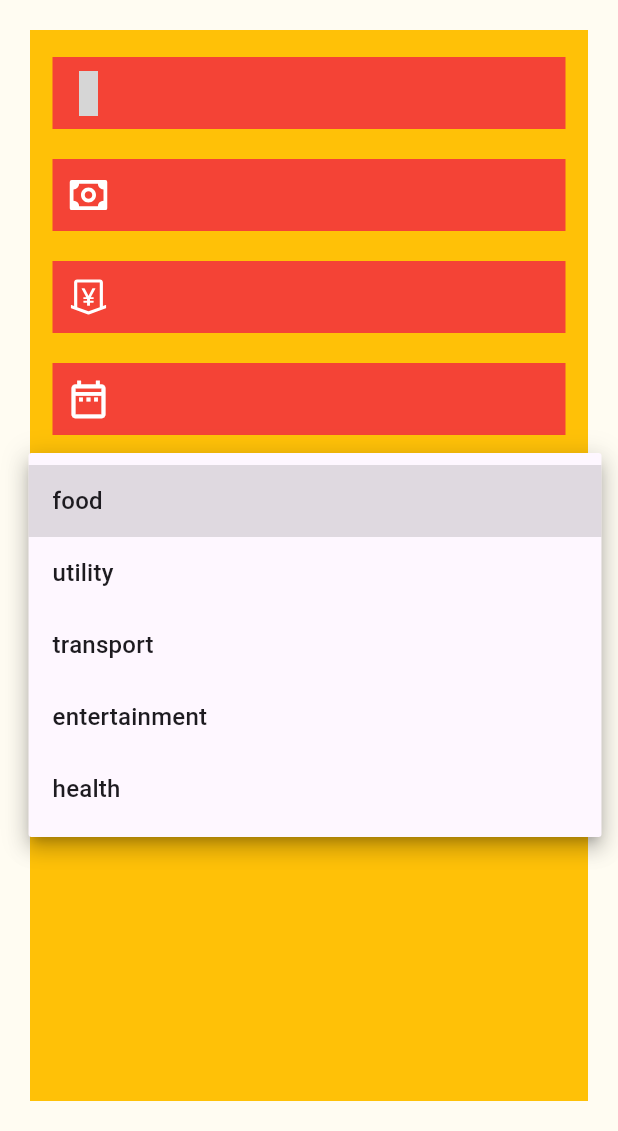
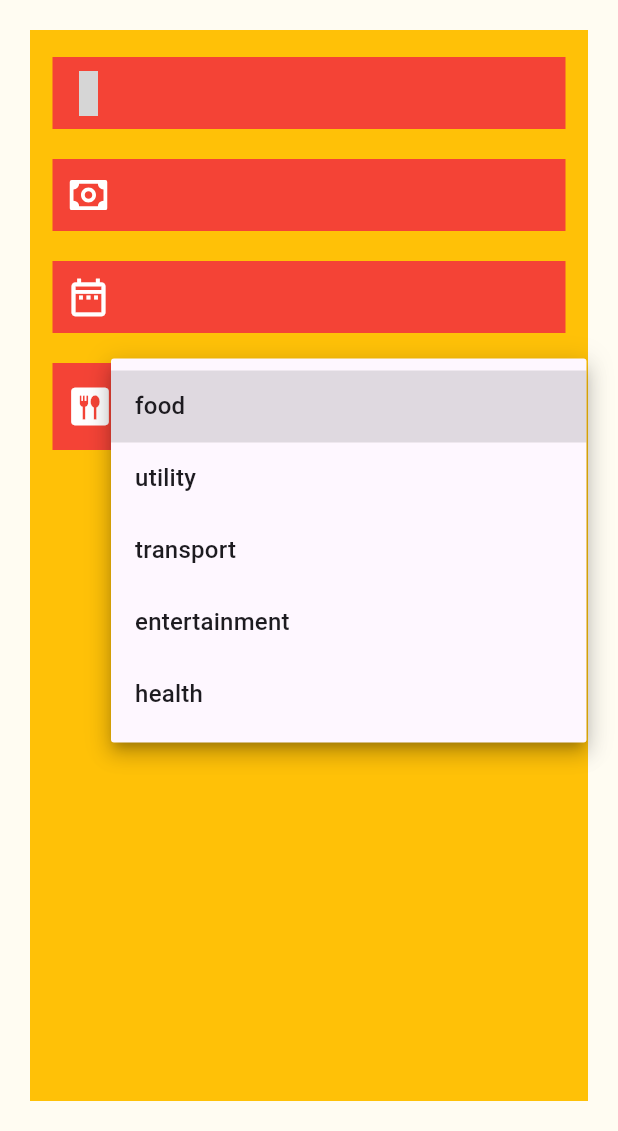
Before and after one commit to all-coder/expense.io, a Flutter app: the ExpenseAdd screen opened directly, after a tap on "food", on a phone screen of 412 x 824 dp, the part 105-1236 px from its top. Run offline on Flutter 3.47's test engine with Material 3 defaults, Android fonts, the phone set to English and light mode, and no system bars; our stand-ins replace google_fonts, icons_plus; grey boxes are pictures that could not be loaded.

Commit message:
changes were made

```diff
--- a/lib/screens/expense_add.dart
+++ b/lib/screens/expense_add.dart
@@ -5,6 +5,7 @@ import '../models/expense_model.dart';
 
 class ExpenseAdd extends StatefulWidget {
   const ExpenseAdd({super.key});
+
   @override
   State<StatefulWidget> createState() {
     return _ExpenseAddState();
@@ -34,9 +35,16 @@ class _ExpenseAddState extends State<ExpenseAdd> {
   final dateController = TextEditingController();
   final tagsList = tagIcons.keys.toList();
 
+  var currentChoiceOfTag;
+
+  @override
+  void initState() {
+    super.initState();
+    currentChoiceOfTag = tagsList[0];
+  }
+
   @override
   Widget build(BuildContext context) {
-    var currentChoiceOfTag = tagsList[0];
     return Scaffold(
       backgroundColor: const Color(0xfffffcf2),
       appBar: PreferredSize(
@@ -117,31 +125,31 @@ class _ExpenseAddState extends State<ExpenseAdd> {
                 height: 10,
               ),
 
-              //receiever of the payment
-              Container(
-                margin: const EdgeInsets.only(top: 10),
-                decoration: const BoxDecoration(
-                  color: Colors.red,
-                ),
-                child: TextFormField(
-                  style: GoogleFonts.jetBrainsMono(
-                    fontSize: 15,
-                    color: Colors.white,
-                  ),
-                  decoration: const InputDecoration(
-                    prefixIcon: Icon(
-                      AntDesign.money_collect_outline,
-                      color: Colors.white,
-                      size: 30,
-                    ),
-                    contentPadding: EdgeInsets.only(top: 12),
-                    border: InputBorder.none,
-                  ),
-                ),
-              ),
-              const SizedBox(
-                height: 10,
-              ),
+              //receiver of the payment
+              // Container(
+              //   margin: const EdgeInsets.only(top: 10),
+              //   decoration: const BoxDecoration(
+              //     color: Colors.red,
+              //   ),
+              //   child: TextFormField(
+              //     style: GoogleFonts.jetBrainsMono(
+              //       fontSize: 15,
+              //       color: Colors.white,
+              //     ),
+              //     decoration: const InputDecoration(
+              //       prefixIcon: Icon(
+              //         AntDesign.money_collect_outline,
+              //         color: Colors.white,
+              //         size: 30,
+              //       ),
+              //       contentPadding: EdgeInsets.only(top: 12),
+              //       border: InputBorder.none,
+              //     ),
+              //   ),
+              // ),
+              // const SizedBox(
+              //   height: 10,
+              // ),
 
               //date picker
               Container(
@@ -170,33 +178,43 @@ class _ExpenseAddState extends State<ExpenseAdd> {
                 ),
               ),
               const SizedBox(height: 10),
+
+              // dropdown with prefix icon
               Container(
                 margin: const EdgeInsets.only(top: 10),
                 decoration: const BoxDecoration(
                   color: Colors.red,
                 ),
-                child: DropdownButtonFormField(
-                  value: currentChoiceOfTag,
-                  decoration: InputDecoration(
-                    prefixIcon: Icon(
+                padding: const EdgeInsets.fromLTRB(10, 5, 10, 5),
+                child: Row(
+                  children: [
+                    Icon(
                       tagIcons[currentChoiceOfTag],
                       color: Colors.white,
                       size: 30,
                     ),
+                    const SizedBox(width: 15),
+                    Expanded(
+                      child: DropdownButtonFormField(
+                        value: currentChoiceOfTag,
+                        decoration: const InputDecoration(
+                          border: InputBorder.none,
+                          contentPadding: EdgeInsets.only(top: 12),
                         ),
-                  items: [
-                    ...tagsList.map((item) {
+                        items: tagsList.map((item) {
                           return DropdownMenuItem(
                             value: item,
                             child: Text(item.name),
                           );
-                    })
-                  ],
+                        }).toList(),
                         onChanged: (item) {
                           setState(() {
-                      currentChoiceOfTag = item!;
+                            currentChoiceOfTag = item;
                           });
                         },
+                      ),
+                    ),
+                  ],
                 ),
               ),
             ],
```
Lines whose indentation alone changed are shown as unchanged.
